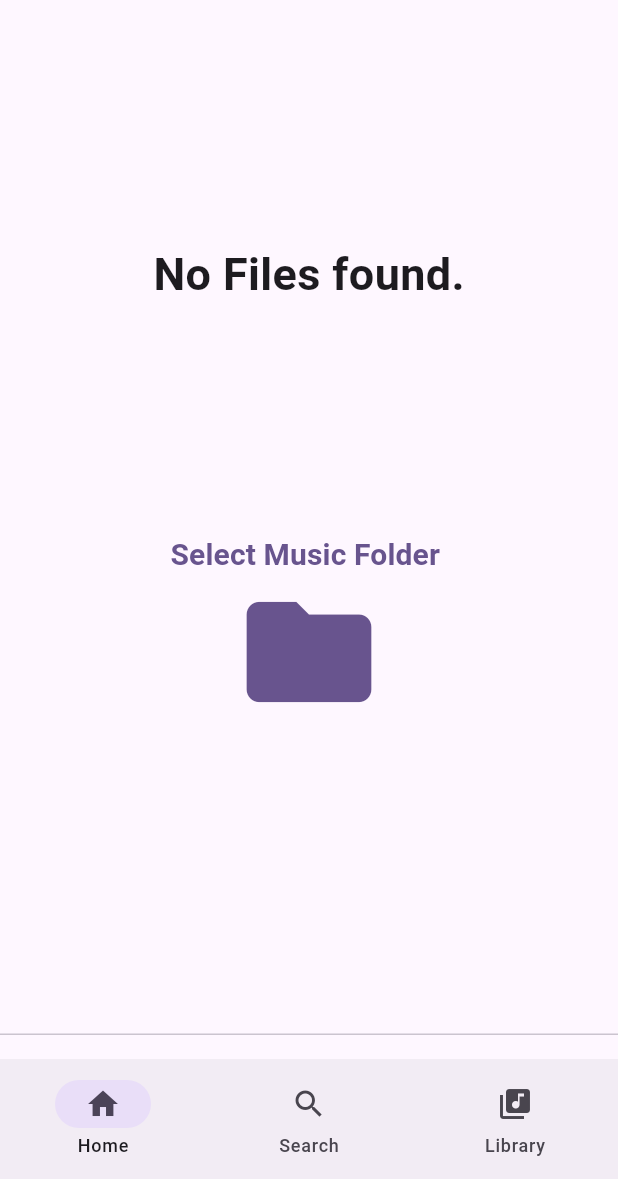
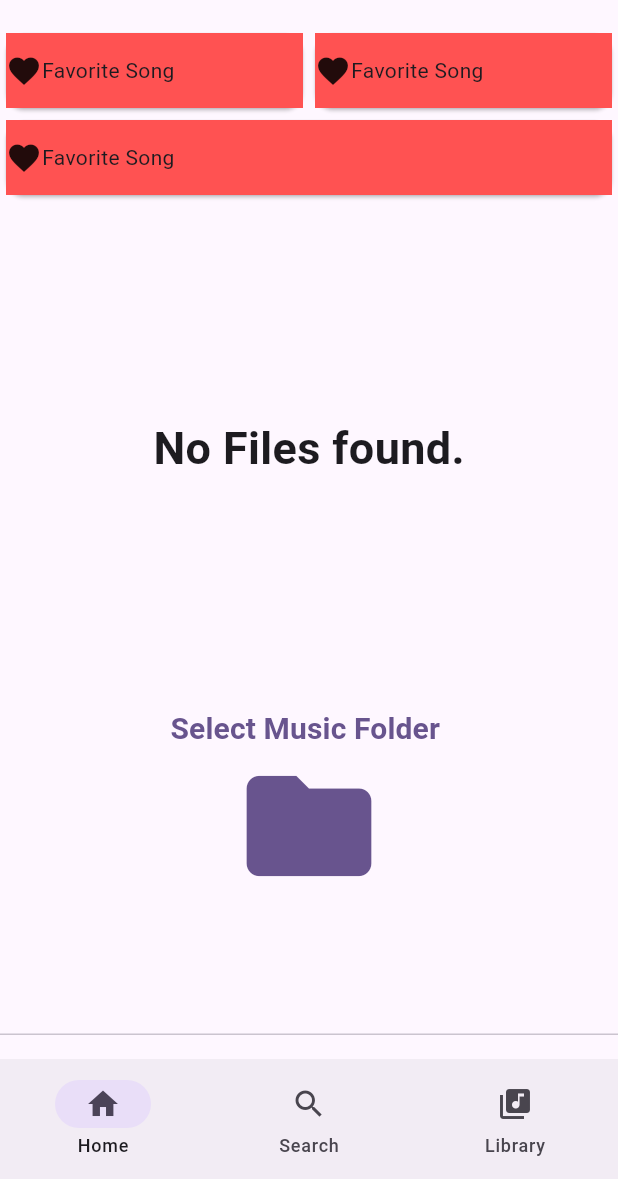
Before and after one commit to Demohstens/project_fly, a Flutter app: the screen it shows after launch, after a tap on "Project Fly", on a phone screen of 412 x 824 dp, the part 57-1236 px from its top. Run offline on Flutter 3.47's test engine with Material 3 defaults, Android fonts, the phone set to English and light mode, and no system bars; our stand-ins replace audio_service, audioplayers, file_picker, permission_handler, sizer; missing offline and left inert: aura_box, flutter_media_metadata.

Commit message:
Dynamic favorites bar

```diff
--- a/lib/components/currently_playing_island.dart
+++ b/lib/components/currently_playing_island.dart
@@ -2,12 +2,18 @@ import 'package:flutter/material.dart';
 import 'package:project_fly/components/song_component.dart';
 import 'package:project_fly/models/player.dart';
 import 'package:project_fly/models/song.dart';
+import 'package:project_fly/pages/song_page.dart';
 import 'package:sizer/sizer.dart';
 import 'package:provider/provider.dart';
 
 class CurrentlyPlayingIsland extends StatelessWidget {
   @override
   Widget build(BuildContext context) {
+    Icon playingIcon =
+        context.select<FlyAudioHandler, bool>((value) => value.isPlaying)
+            ? Icon(Icons.pause)
+            : Icon(Icons.play_arrow);
+
     Song? currentSong =
         context.select<FlyAudioHandler, Song?>((value) => value.currentSong);
     // TODO: implement build
@@ -21,6 +27,7 @@ class CurrentlyPlayingIsland extends StatelessWidget {
             borderRadius: BorderRadius.circular(8.0),
           ),
           constraints: BoxConstraints(
+            minWidth: 100.w,
             maxWidth: 100.w,
             maxHeight: 10.h,
           ),
@@ -29,39 +36,63 @@ class CurrentlyPlayingIsland extends StatelessWidget {
                 Navigator.push(
                     context,
                     MaterialPageRoute(
-                        builder: (context) =>
-                            SongComponent(song: currentSong)));
+                        builder: (context) => SongPage(song: currentSong)));
               },
               child: Row(
+                mainAxisAlignment: MainAxisAlignment.spaceEvenly,
                 children: [
                   ClipRRect(
                     borderRadius: BorderRadius.circular(10),
                     child: ClipRect(
                       child: SizedBox(
-                        width: 10.h,
-                        height: 10.h,
+                        width: 30.sp,
+                        height: 30.sp,
                         child: currentSong.albumArt,
                       ),
                     ),
                   ),
-                  Column(
+                  Spacer(),
+                  Expanded(
+                    flex: 4,
+                    child: Container(
+                      constraints: BoxConstraints(
+                        maxWidth: 50.w,
+                      ),
+                      margin: EdgeInsets.symmetric(horizontal: 4),
+                      child: Column(
                         children: [
-                      Text(currentSong.title),
-                      Text(currentSong.artist ?? ""),
+                          Text(
+                            currentSong.title,
+                            overflow: TextOverflow.ellipsis,
+                            style: const TextStyle(
+                              fontWeight: FontWeight.bold,
+                            ),
+                          ),
+                          if (currentSong.artist != null)
+                            Text(
+                              currentSong.artist!,
+                              overflow: TextOverflow.ellipsis,
+                            ),
                         ],
                       ),
+                    ),
+                  ),
+                  Row(
+                    children: [
                       IconButton(
-                    icon: context.watch<FlyAudioHandler>().isPlaying
-                        ? const Icon(Icons.pause)
-                        : const Icon(Icons.play_arrow),
+                        icon: playingIcon,
                         onPressed: () {
                           context.read<FlyAudioHandler>().togglePlaying();
                         },
                       ),
                       IconButton(
                         icon: const Icon(Icons.skip_next),
-                    onPressed: () {},
+                        onPressed: () {
+                          context.read<FlyAudioHandler>().skipToNext();
+                        },
                       ),
+                    ],
+                  )
                 ],
               )));
     }
--- a/lib/components/home_subpage.dart
+++ b/lib/components/home_subpage.dart
@@ -22,15 +22,35 @@ class ListOfSongs extends StatelessWidget {
   @override
   Widget build(BuildContext context) {
     List<Song> songs = context.watch<FlyAudioHandler>().songs;
+    final favoriteCards = context.read<Settings>().favoriteCards;
+
     return RefreshIndicator(
       onRefresh: () async {
         return context
             .read<FlyAudioHandler>()
             .updateSongList(context.read<Settings>().musicDirectory);
       },
-        child: Row(children: [
-          Flexible(
-            child: ListView.builder(
+      child: CustomScrollView(slivers: [
+        if (favoriteCards.isNotEmpty)
+          // TODO: Dynamic list of favorite cards
+          SliverToBoxAdapter(
+              child: Column(
+            children: [
+              Row(
+                children: [
+                  for (int i = 0; i < favoriteCards.length; i++)
+                    if (i % 2 == 0) favoriteCards[i]
+                ],
+              ),
+              Row(
+                children: [
+                  for (int i = 0; i < favoriteCards.length; i++)
+                    if (i % 2 == 1) favoriteCards[i]
+                ],
+              ),
+            ],
+          )),
+        SliverList.builder(
           itemCount: songs.isEmpty ? 1 : songs.length,
           itemBuilder: (context, index) {
             if (songs.isEmpty) {
@@ -51,7 +71,8 @@ class ListOfSongs extends StatelessWidget {
                             ),
                           ),
                         ],
-                          )),
+                      ),
+                    ),
                     TextButton(
                       onPressed: () {
                         selectMusicFolder().then((dir) {
@@ -73,16 +94,18 @@ class ListOfSongs extends StatelessWidget {
                           ),
                           Icon(Icons.folder, size: 100),
                         ],
-                          ))
+                      ),
+                    )
                   ],
-                  ));
+                ),
+              );
             } else {
               Song song = songs[index];
               return SongListitem(song: song);
             }
           },
         ),
-          )
-        ]));
+      ]),
+    );
   }
 }
--- a/lib/models/player.dart
+++ b/lib/models/player.dart
@@ -11,15 +11,19 @@ class FlyAudioHandler extends BaseAudioHandler
     with QueueHandler, SeekHandler, ChangeNotifier {
   final _player = AudioPlayer();
   Source? _currentSource;
-  double _volume = 0.5;
+  double _volume = 0.2;
   double playbackSpeed = 1.0;
   Song? _currentSong;
+  bool _isPlaying = false;
+
+  FlyAudioHandler() {
+    _player.setVolume(volume);
+  }
 
   // * Getters * //
   get volume => _volume;
   get currentSong => _currentSong;
-  // get isPlaying => !playbackState.isPaused;
-  get isPlaying => _player.state == PlayerState.playing;
+  get isPlaying => _isPlaying;
 
   void getSongs() async {
     Directory d = await getApplicationDocumentsDirectory();
@@ -31,6 +35,12 @@ class FlyAudioHandler extends BaseAudioHandler
     if (state == PlayerState.stopped || state == PlayerState.disposed) {
       stop();
     }
+  }
+
+  @override
+  Future<void> skipToNext() async {
+    //TODO: Implement skipToNext
+    return;
   }
 
   /// Defines behavior of the player when the playback is stopped.
@@ -57,14 +67,25 @@ class FlyAudioHandler extends BaseAudioHandler
   Future<void> play() async {
     if (_currentSource != null) {
       await _player.play(_currentSource!);
+      _isPlaying = true;
     } else {
       await _player.play(AssetSource('error.mp3'));
     }
+    notifyListeners();
   }
 
-  Future<void> pause() => _player.pause();
+  Future<void> pause() {
+    _isPlaying = false;
+    notifyListeners();
+
+    return _player.pause();
+  }
+
   Future<void> stop() {
+    _isPlaying = false;
     _currentSong = null;
+    notifyListeners();
+
     // _currentSource = null;
     return _player.stop();
   }
--- a/lib/models/settings.dart
+++ b/lib/models/settings.dart
@@ -7,7 +7,11 @@ import 'package:permission_handler/permission_handler.dart';
 
 class Settings extends ChangeNotifier {
   bool _isDarkMode = false;
-
+  List<Widget> _favoriteCards = [
+    FavoriteCard(),
+    FavoriteCard(),
+    FavoriteCard(),
+  ];
   bool get isDarkMode => _isDarkMode;
 
   void toggleDarkMode() {
@@ -17,6 +21,7 @@ class Settings extends ChangeNotifier {
 
   Directory? _musicDirectory;
 
+  List get favoriteCards => _favoriteCards;
   Directory? get musicDirectory => _musicDirectory;
 
   void setMusicDirectory(Directory? directory) async {
@@ -37,3 +42,17 @@ Future<Directory?> selectMusicFolder() async {
   dirPath != null ? dir = Directory(dirPath).absolute : dir = null;
   return dir;
 }
+
+class FavoriteCard extends StatelessWidget {
+  @override
+  Widget build(BuildContext context) {
+    // TODO: implement build
+    return Expanded(
+        child: Card(
+            child: Container(
+                color: Colors.redAccent,
+                constraints: BoxConstraints(minHeight: 50),
+                child: Row(
+                    children: [Icon(Icons.favorite), Text("Favorite Song")]))));
+  }
+}
```
Also changed, not shown: lib/pages/song_page.dart (added, +169 -0 lines). Lines whose indentation alone changed are shown as unchanged.
